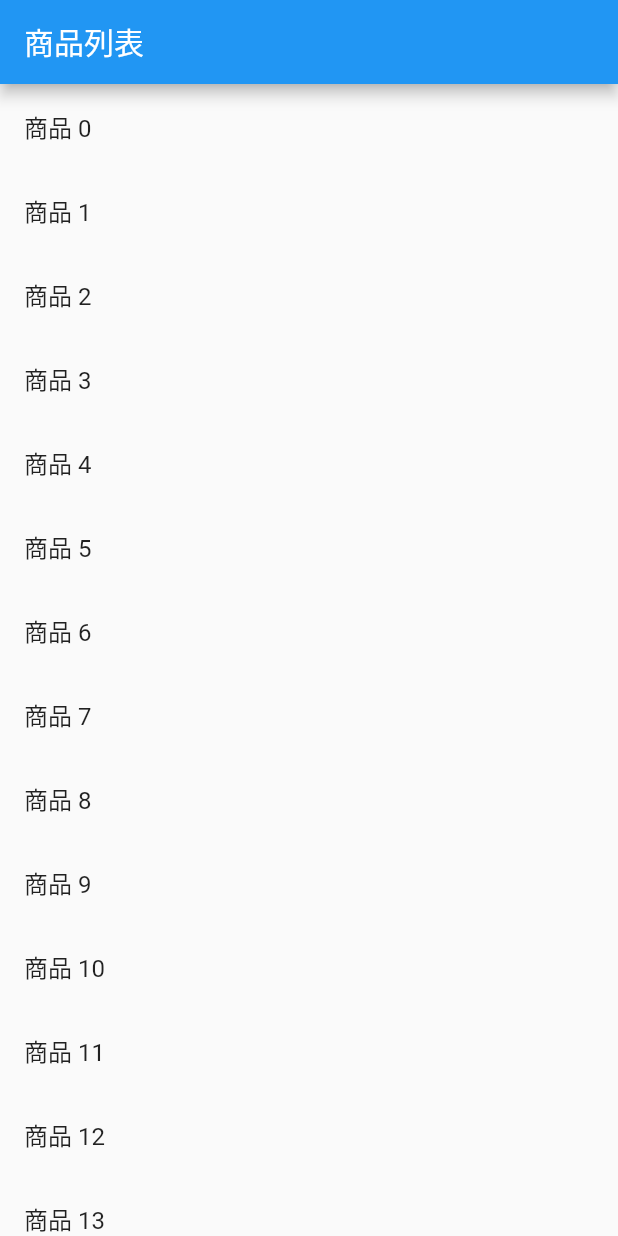
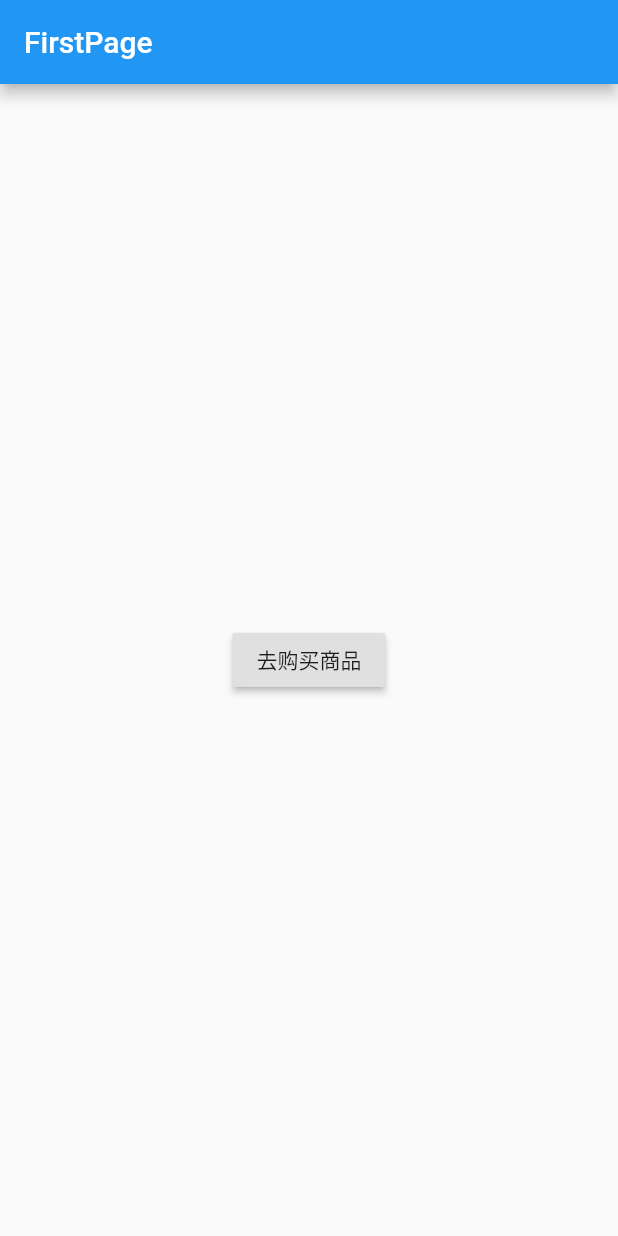
Before and after one commit to lanxuexing/flutter2study, a Flutter app: the screen it shows after launch, on a phone screen of 412 x 824 dp. Run offline on Flutter 3.47's test engine with Material 2 defaults, Android fonts, the phone set to English and light mode, and no system bars.

Commit message:
feat: navigator async await

```diff
--- a/lib/main.dart
+++ b/lib/main.dart
@@ -604,78 +604,153 @@
 /**
  * 15.Navigator Parmas
  */
+// import 'package:flutter/material.dart';
+
+// void main() => runApp(MyApp());
+
+// class MyApp extends StatelessWidget {
+//   @override
+//   Widget build(BuildContext context) {
+//     return MaterialApp(
+//       title: 'Flutter Navigator Params Demo',
+//       home: ProductList(
+//         products: List.generate(20, (i) => Product('商品 $i', '这是一个商品详情, 商品编号为: $i'))
+//       ),
+//     );
+//   }
+// }
+
+// class Product {
+//   final String title;
+//   final String desc;
+//   Product(this.title, this.desc);
+// }
+
+// class ProductList extends StatelessWidget {
+//   final List<Product> products;
+
+//   ProductList({
+//     Key key,
+//     @required this.products
+//   }):super(key: key);
+
+//   @override
+//   Widget build(BuildContext context) {
+//     return Scaffold(
+//       appBar: AppBar(
+//         title: Text('商品列表'),
+//       ),
+//       body: ListView.builder(
+//         itemCount: products.length,
+//         itemBuilder: (context, index) {
+//           return ListTile(
+//             title: Text(products[index].title),
+//             onTap: (){
+//               Navigator.push(context, MaterialPageRoute(
+//                 builder: (context) => ProductDetail(
+//                   product: products[index]
+//                 )
+//               ));
+//             },
+//           );
+//         },
+//       ),
+//     );
+//   }
+// }
+
+// class ProductDetail extends StatelessWidget {
+//   final Product product;
+
+//   ProductDetail({
+//     Key key,
+//     @required this.product
+//   }):super(key: key);
+
+//   @override
+//   Widget build(BuildContext context) {
+//     return Scaffold(
+//       appBar: AppBar(
+//         title: Text('${product.title}'),
+//       ),
+//       body: Center(
+//         child: Text('${product.desc}'),
+//       ),
+//     );
+//   }
+// }
+
+
+/**
+ * 16.Navigator callback
+ */
 import 'package:flutter/material.dart';
 
-void main() => runApp(MyApp());
+void main() => runApp(MaterialApp(
+  title: '导航器回调示例',
+  home: FirstPage(),
+));
 
-class MyApp extends StatelessWidget {
+class FirstPage extends StatelessWidget {
   @override
   Widget build(BuildContext context) {
-    return MaterialApp(
-      title: 'Flutter Navigator Params Demo',
-      home: ProductList(
-        products: List.generate(20, (i) => Product('商品 $i', '这是一个商品详情, 商品编号为: $i'))
+    return Scaffold(
+      appBar: AppBar(
+        title: Text('FirstPage'),
+      ),
+      body: Center(
+        child: RouteBotton(),
       ),
     );
   }
 }
 
-class Product {
-  final String title;
-  final String desc;
-  Product(this.title, this.desc);
+class RouteBotton extends StatelessWidget {
+  @override
+  Widget build(BuildContext context) {
+    return Container(
+      child: RaisedButton(
+        onPressed: (){
+          _navigatorToProductList(context);
+        },
+        child: Text('去购买商品'),
+      ),
+    );
+  }
+
+  _navigatorToProductList(BuildContext context) async {
+    final result = await Navigator.push(context, MaterialPageRoute(builder: (context) => ProductList()));
+    Scaffold.of(context).showSnackBar(SnackBar(
+      content: Text('$result'),
+    ));
+  }
 }
 
 class ProductList extends StatelessWidget {
-  final List<Product> products;
-
-  ProductList({
-    Key key,
-    @required this.products
-  }):super(key: key);
-
   @override
   Widget build(BuildContext context) {
     return Scaffold(
       appBar: AppBar(
-        title: Text('商品列表'),
+        title: Text('ProductListPage'),
       ),
-      body: ListView.builder(
-        itemCount: products.length,
-        itemBuilder: (context, index) {
-          return ListTile(
-            title: Text(products[index].title),
-            onTap: (){
-              Navigator.push(context, MaterialPageRoute(
-                builder: (context) => ProductDetail(
-                  product: products[index]
-                )
-              ));
-            },
-          );
-        },
+      body: Center(
+        child: Column(
+          children: <Widget>[
+            RaisedButton(
+              child: Text('英语流利说'),
+              onPressed: (){
+                Navigator.pop(context, '您购买的课程是：英语流利说');
+              },
+            ),
+            RaisedButton(
+              child: Text('喜马拉拉电台'),
+              onPressed: (){
+                Navigator.pop(context, '您购买的课程是：喜马拉拉电台');
+              },
+            ),
+          ],
+        ),
       ),
     );
   }
 }
-
-class ProductDetail extends StatelessWidget {
-  final Product product;
-
-  ProductDetail({
-    Key key,
-    @required this.product
-  }):super(key: key);
-
-  @override
-  Widget build(BuildContext context) {
-    return Scaffold(
-      appBar: AppBar(
-        title: Text('${product.title}'),
-      ),
-      body: Center(
-        child: Text('${product.desc}'),
-      ),
-    );
-  }
-}
```
